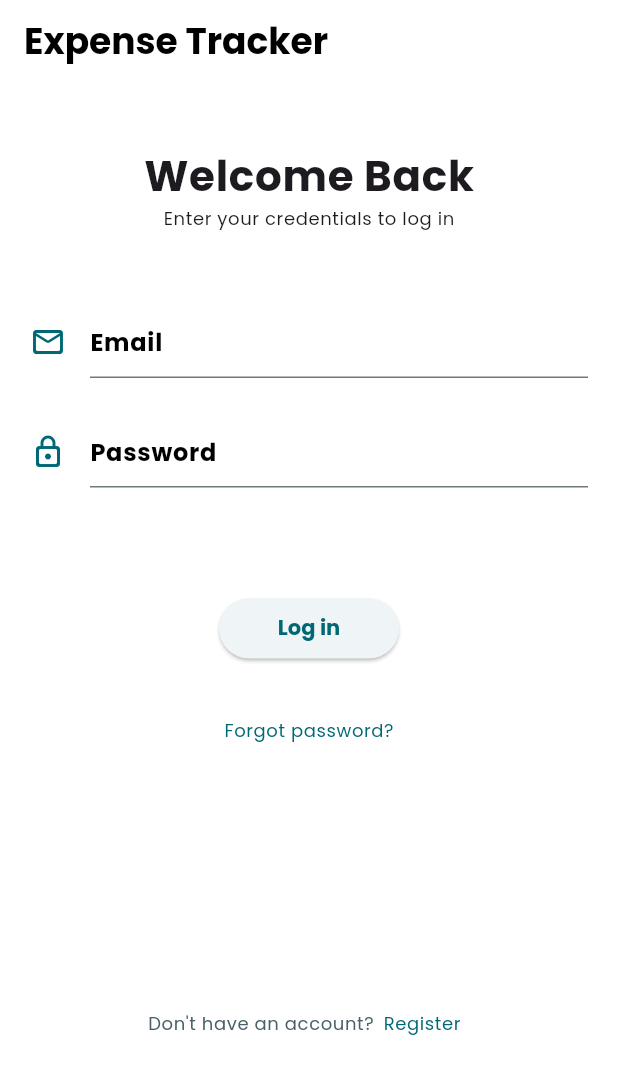
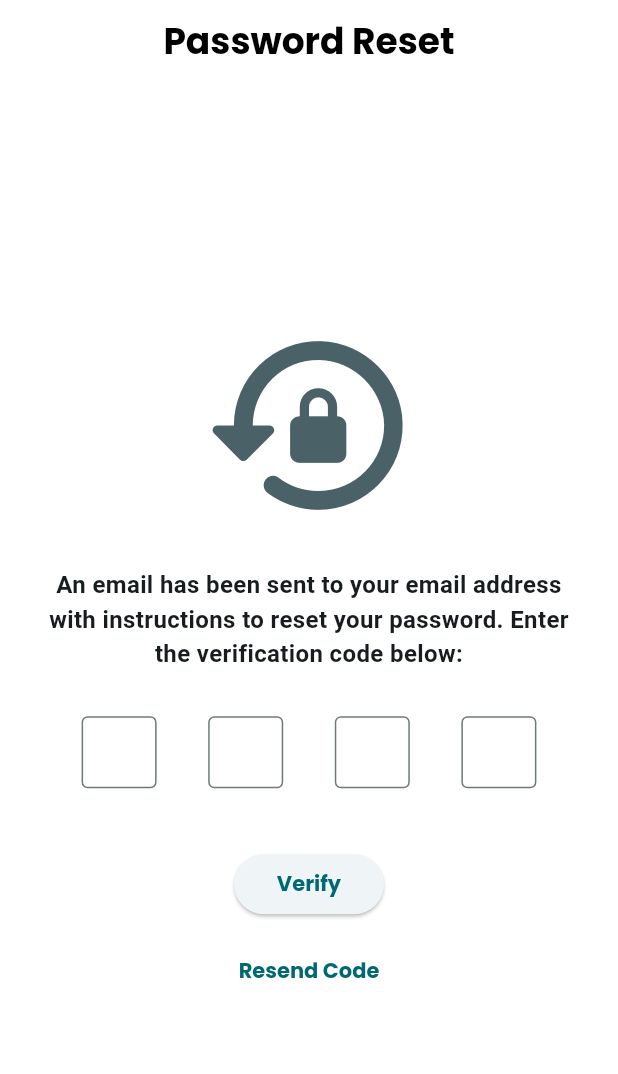
Before and after one commit to karim029/personal_finance_expense_tracker, a Flutter app: the screen it shows after launch, on a phone screen of 412 x 824 dp. Shown: the top 1074 px of the screen. Run offline on Flutter 3.47's test engine with Material 3 defaults, Android fonts, the phone set to English and light mode, and no system bars; our stand-ins replace dropdown_button2, flutter_riverpod, go_router, google_fonts, hive, hive_flutter; accounts and stored records are empty.

Commit message:
added password reset screen class

```diff
--- /dev/null
+++ b/personal_tracker/lib/presentation/views/password_reset_screen.dart
@@ -0,0 +1,87 @@
+import 'package:flutter/material.dart';
+import 'package:flutter/services.dart';
+import 'package:flutter_riverpod/flutter_riverpod.dart';
+
+class PasswordResetScreen extends ConsumerWidget {
+  const PasswordResetScreen({super.key});
+
+  @override
+  Widget build(BuildContext context, WidgetRef ref) {
+    return Scaffold(
+      appBar: AppBar(
+        title: const Text('Password Reset'),
+        centerTitle: true,
+      ),
+      body: Padding(
+        padding: const EdgeInsets.all(20.0),
+        child: Column(
+          mainAxisAlignment: MainAxisAlignment.center,
+          children: [
+            // Lock Icon
+            Icon(
+              Icons.lock_reset_rounded,
+              size: 150,
+              color: Theme.of(context).colorScheme.secondary,
+            ),
+            const SizedBox(height: 20),
+
+            // Informative Text
+            const Text(
+              'An email has been sent to your email address with instructions to reset your password. Enter the verification code below:',
+              textAlign: TextAlign.center,
+              style: TextStyle(fontSize: 16),
+            ),
+
+            const SizedBox(height: 30),
+
+            // Code Input Field
+            Row(
+              mainAxisAlignment: MainAxisAlignment.spaceEvenly,
+              children: List.generate(4, (index) {
+                return SizedBox(
+                  width: 50,
+                  child: TextField(
+                    inputFormatters: [FilteringTextInputFormatter.digitsOnly],
+                    textAlign: TextAlign.center,
+                    style: const TextStyle(fontSize: 24),
+                    keyboardType: TextInputType.number,
+                    maxLength: 1,
+                    decoration: const InputDecoration(
+                      counterText: "",
+                      border: OutlineInputBorder(),
+                    ),
+                  ),
+                );
+              }),
+            ),
+
+            const SizedBox(height: 40),
+
+            // Verify Button
+            SizedBox(
+              width: 100,
+              child: ElevatedButton(
+                onPressed: () {
+                  // TODO: Add verification logic here
+                },
+                child: const Text('Verify'),
+              ),
+            ),
+
+            const SizedBox(height: 10),
+
+            // Resend Code Button
+            TextButton(
+              onPressed: () {
+                // TODO: Add resend code logic here
+              },
+              child: Text(
+                'Resend Code',
+              ),
+            ),
+          ],
+        ),
+      ),
+    );
+  }
+}
--- a/personal_tracker/lib/provider/route_provider.dart
+++ b/personal_tracker/lib/provider/route_provider.dart
@@ -9,14 +9,15 @@ enum AppRoute {
   settings,
   register,
   logIn,
-  verification
+  verification,
+  passwordReset
 }
 
 class RouteNotifier extends Notifier<AppRoute> {
   // default location
   @override
   AppRoute build() {
-    return AppRoute.logIn;
+    return AppRoute.passwordReset; // set back to login after finishing the
   }
 
   // method to change state
--- a/personal_tracker/lib/routing/app_router.dart
+++ b/personal_tracker/lib/routing/app_router.dart
@@ -3,6 +3,7 @@ import 'package:go_router/go_router.dart';
 import 'package:personal_tracker/presentation/views/expense_tracker_screen.dart';
 import 'package:personal_tracker/presentation/views/expense_screen.dart';
 import 'package:personal_tracker/presentation/views/loading_screen.dart';
+import 'package:personal_tracker/presentation/views/password_reset_screen.dart';
 import 'package:personal_tracker/presentation/views/register_screen.dart';
 import 'package:personal_tracker/presentation/views/settings_screen.dart';
 import 'package:personal_tracker/presentation/views/sign_in_screen.dart';
@@ -15,8 +16,12 @@ final goRouterProvider = Provider<GoRouter>((ref) {
 
   return GoRouter(
     initialLocation:
-        '/dashboard', // Set the initial location to the login screen
+        '/password-reset', // Set the initial location to the password reset screen for testing
     routes: [
+      GoRoute(
+        path: '/password-reset',
+        builder: (context, state) => PasswordResetScreen(),
+      ),
       GoRoute(
         path: '/logIn',
         builder: (context, state) => LogInScreen(),
@@ -53,6 +58,8 @@ final goRouterProvider = Provider<GoRouter>((ref) {
       switch (route) {
         case AppRoute.verification:
           return '/verify';
+        case AppRoute.passwordReset:
+          return '/password-reset';
         case AppRoute.dashboard:
           return '/dashboard';
         case AppRoute.addExpense:
```
